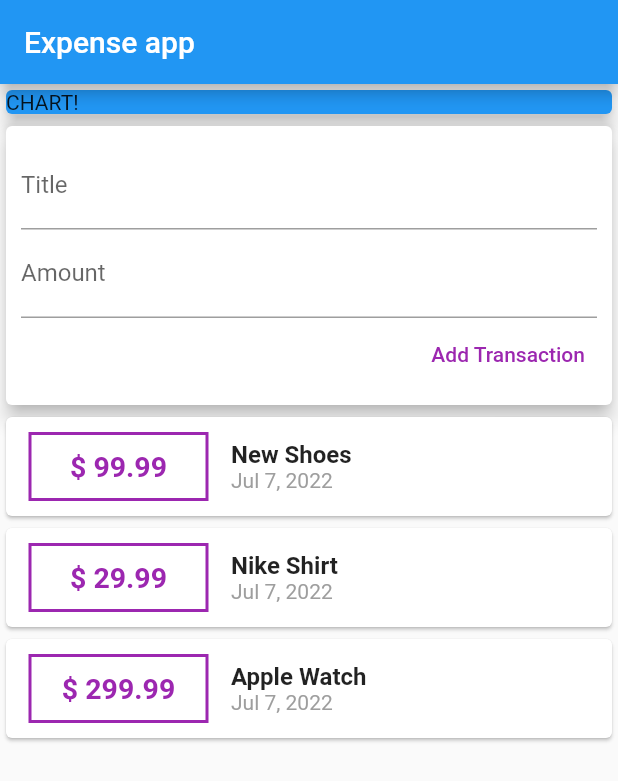
After one commit to trlong357/expenses_app_flutter, a Flutter app: the screen it shows after launch, on a phone screen of 412 x 824 dp. The commit adds this screen. Shown: the top 781 px of the screen. Run offline on Flutter 3.47's test engine with Material 2 defaults, Android fonts, the phone set to English and light mode, and no system bars.

Commit message:
splitting app into widgets

```diff
--- /dev/null
+++ b/lib/widgets/new_transaction.dart
@@ -0,0 +1,48 @@
+import 'package:flutter/material.dart';
+
+class NewTransaction extends StatelessWidget {
+  final titleController = TextEditingController();
+  final amountController = TextEditingController();
+  NewTransaction({Key? key}) : super(key: key);
+
+  @override
+  Widget build(BuildContext context) {
+    return Card(
+      elevation: 5,
+      child: Container(
+        padding: const EdgeInsets.all(10),
+        child: Column(
+          crossAxisAlignment: CrossAxisAlignment.end,
+          children: <Widget>[
+            TextField(
+              decoration: const InputDecoration(labelText: "Title"),
+              controller: titleController,
+              // onChanged: (value) {
+              //   titleInput = value;
+              // },
+            ),
+            TextField(
+              decoration: const InputDecoration(labelText: "Amount"),
+              controller: amountController,
+              // onChanged: (value) {
+              //   amountInput = value;
+              // },
+            ),
+            TextButton(
+              onPressed: () {
+                // print(titleInput);
+                // print(amountInput);
+                print(titleController.text);
+                print(amountController.text);
+              },
+              child: const Text(
+                "Add Transaction",
+                style: TextStyle(color: Colors.purple),
+              ),
+            )
+          ],
+        ),
+      ),
+    );
+  }
+}
--- /dev/null
+++ b/lib/widgets/transaction_list.dart
@@ -0,0 +1,62 @@
+import 'package:flutter/material.dart';
+import '../models/transaction.dart';
+import 'package:intl/intl.dart';
+
+class TransactionList extends StatelessWidget {
+  final List<Transaction> userTransaction;
+
+  const TransactionList(this.userTransaction, {super.key});
+  @override
+  Widget build(BuildContext context) {
+    return Column(
+        children: userTransaction.map((tx) {
+      return Card(
+        child: Row(
+          children: <Widget>[
+            Container(
+              width: 120,
+              alignment: Alignment.center,
+              margin: const EdgeInsets.symmetric(
+                vertical: 10,
+                horizontal: 15,
+              ),
+              decoration: BoxDecoration(
+                border: Border.all(
+                  width: 2,
+                  color: Colors.purple,
+                ),
+              ),
+              padding: const EdgeInsets.all(10),
+              child: Text(
+                '\$ ${tx.amount}',
+                style: const TextStyle(
+                  fontWeight: FontWeight.bold,
+                  fontSize: 19,
+                  color: Colors.purple,
+                ),
+              ),
+            ),
+            Column(
+              crossAxisAlignment: CrossAxisAlignment.start,
+              children: <Widget>[
+                Text(
+                  tx.title,
+                  style: const TextStyle(
+                    fontSize: 16,
+                    fontWeight: FontWeight.bold,
+                  ),
+                ),
+                Text(
+                  DateFormat.yMMMd().format(tx.date),
+                  style: const TextStyle(
+                    color: Colors.grey,
+                  ),
+                ),
+              ],
+            )
+          ],
+        ),
+      );
+    }).toList());
+  }
+}
--- /dev/null
+++ b/lib/widgets/user_transaction.dart
@@ -0,0 +1,43 @@
+import 'package:flutter/material.dart';
+import 'transaction_list.dart';
+import 'new_transaction.dart';
+import '../models/transaction.dart';
+
+class UserTransactions extends StatefulWidget {
+  const UserTransactions({Key? key}) : super(key: key);
+
+  @override
+  State<UserTransactions> createState() => _UserTransactionsState();
+}
+
+class _UserTransactionsState extends State<UserTransactions> {
+  final List<Transaction> userTransaction = [
+    Transaction(
+      id: "t1",
+      title: "New Shoes",
+      amount: 99.99,
+      date: DateTime.now(),
+    ),
+    Transaction(
+      id: "t2",
+      title: "Nike Shirt",
+      amount: 29.99,
+      date: DateTime.now(),
+    ),
+    Transaction(
+      id: "t3",
+      title: "Apple Watch",
+      amount: 299.99,
+      date: DateTime.now(),
+    ),
+  ];
+  @override
+  Widget build(BuildContext context) {
+    return Column(
+      children: [
+        NewTransaction(),
+        TransactionList(userTransaction),
+      ],
+    );
+  }
+}
```
Also changed, not shown: lib/main.dart (+10 -101 lines), lib/models/transaction.dart (renamed from lib/transaction.dart).
